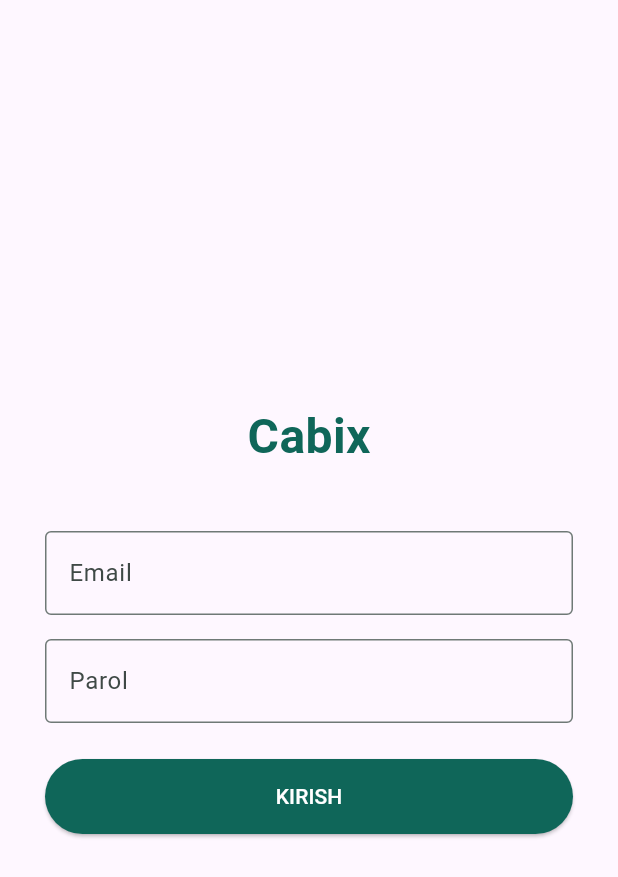
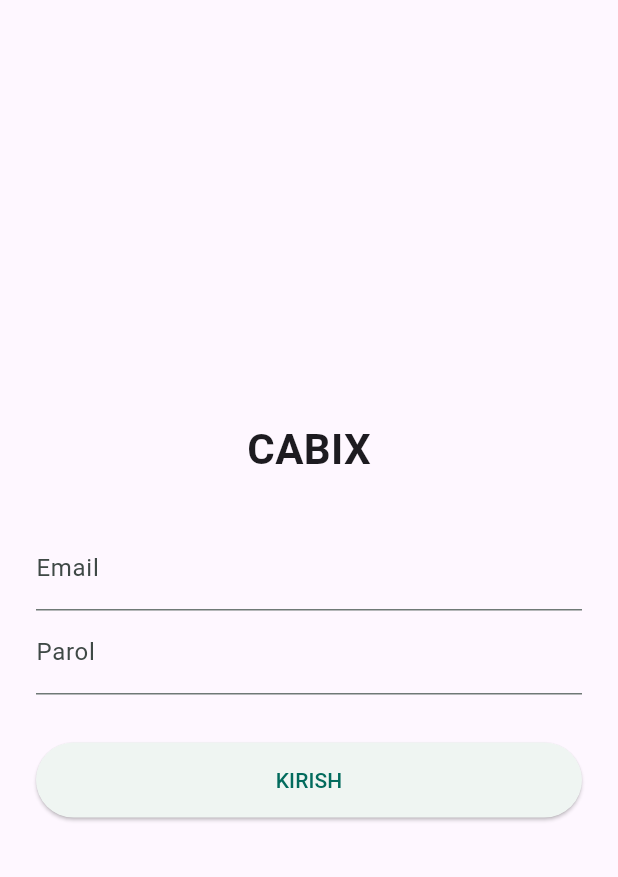
Before and after one commit to aka-FinGo/cabix, a Flutter app: the screen it shows after launch, on a phone screen of 412 x 824 dp. Shown: the top 877 px of the screen. Run offline on Flutter 3.47's test engine with Material 3 defaults, Android fonts, the light colour scheme and no system bars; our stand-ins replace flutter_riverpod, go_router, supabase_flutter; accounts and stored records are empty.

Commit message:
Update login_screen.dart

```diff
--- a/lib/features/auth/login_screen.dart
+++ b/lib/features/auth/login_screen.dart
@@ -17,15 +17,15 @@
   Future<void> _signIn() async {
     setState(() => _isLoading = true);
     try {
-      await Supabase.instance.client.auth.signInWithPassword(
+      final response = await Supabase.instance.client.auth.signInWithPassword(
         email: _emailController.text.trim(),
         password: _passwordController.text.trim(),
       );
-      if (mounted) context.go('/dashboard');
-    } on AuthException catch (e) {
-      ScaffoldMessenger.of(context).showSnackBar(SnackBar(content: Text(e.message), backgroundColor: Colors.red));
+      if (response.user != null && mounted) {
+        context.go('/dashboard'); // Muvaffaqiyatli login
+      }
     } catch (e) {
-      ScaffoldMessenger.of(context).showSnackBar(const SnackBar(content: Text("Kutilmagan xatolik!"), backgroundColor: Colors.red));
+      ScaffoldMessenger.of(context).showSnackBar(SnackBar(content: Text("Xato: $e"), backgroundColor: Colors.red));
     } finally {
       if (mounted) setState(() => _isLoading = false);
     }
@@ -34,32 +34,27 @@
   @override
   Widget build(BuildContext context) {
     return Scaffold(
-      body: Center(
-        child: Container(
-          constraints: const BoxConstraints(maxWidth: 400),
-          padding: const EdgeInsets.all(24),
+      body: Padding(
+        padding: const EdgeInsets.all(24.0),
         child: Column(
           mainAxisAlignment: MainAxisAlignment.center,
           children: [
-              const Text("Cabix", style: TextStyle(fontSize: 32, fontWeight: FontWeight.bold, color: Color(0xFF0F6659))),
-              const SizedBox(height: 40),
-              TextField(controller: _emailController, decoration: const InputDecoration(labelText: "Email", border: OutlineInputBorder())),
-              const SizedBox(height: 16),
-              TextField(controller: _passwordController, obscureText: true, decoration: const InputDecoration(labelText: "Parol", border: OutlineInputBorder())),
-              const SizedBox(height: 24),
+            const Text("CABIX", style: TextStyle(fontSize: 28, fontWeight: FontWeight.bold)),
+            const SizedBox(height: 32),
+            TextField(controller: _emailController, decoration: const InputDecoration(labelText: "Email")),
+            TextField(controller: _passwordController, obscureText: true, decoration: const InputDecoration(labelText: "Parol")),
+            const SizedBox(height: 32),
             SizedBox(
               width: double.infinity,
               height: 50,
               child: ElevatedButton(
                 onPressed: _isLoading ? null : _signIn,
-                  style: ElevatedButton.styleFrom(backgroundColor: const Color(0xFF0F6659), foregroundColor: Colors.white),
-                  child: _isLoading ? const CircularProgressIndicator(color: Colors.white) : const Text("KIRISH"),
+                child: _isLoading ? const CircularProgressIndicator() : const Text("KIRISH"),
               ),
             ),
           ],
         ),
       ),
-      ),
     );
   }
 }
```
Lines whose indentation alone changed are shown as unchanged.
